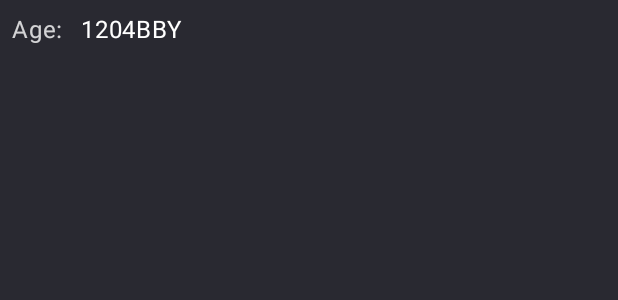
After one commit to steelahhh/Aero, an Android app: the layout item_characteristic.xml on its own in the app's theme, with its tools: preview values and no code run, on a phone screen of 412 x 824 dp. The commit adds this screen. Shown: the top 300 px of the screen. Run offline under Robolectric (Android 15) with nearby library versions, the phone set to English and light mode, and no system bars.

Commit message:
Building blocks for character detail screen

```diff
--- a/app/build.gradle.kts
+++ b/app/build.gradle.kts
@@ -90,13 +90,16 @@ dependencies {
     testImplementation(Dependencies.Room.test)
 
     testImplementation(Dependencies.Koin.test)
+    testImplementation(Dependencies.Mobius.test)
 
     androidTestImplementation(Dependencies.testRunner)
 
+    testImplementation(Dependencies.Mockk.core)
     testImplementation(Dependencies.JUnit.api)
     testRuntimeOnly(Dependencies.JUnit.engine)
 
     androidTestImplementation(Dependencies.JUnit.api)
+    androidTestImplementation(Dependencies.Mockk.android)
     androidTestImplementation(Dependencies.JUnit.Android.core)
     androidTestRuntimeOnly(Dependencies.JUnit.Android.runner)
     androidTestRuntimeOnly(Dependencies.JUnit.engine)
--- /dev/null
+++ b/app/src/main/res/layout/item_characteristic.xml
@@ -0,0 +1,36 @@
+<?xml version="1.0" encoding="utf-8"?>
+<androidx.constraintlayout.widget.ConstraintLayout xmlns:android="http://schemas.android.com/apk/res/android"
+    xmlns:app="http://schemas.android.com/apk/res-auto"
+    xmlns:tools="http://schemas.android.com/tools"
+    android:id="@+id/id_char"
+    android:layout_width="match_parent"
+    android:layout_height="wrap_content">
+
+    <TextView
+        android:id="@+id/keyTv"
+        style="@style/AppText"
+        android:layout_width="wrap_content"
+        android:layout_height="wrap_content"
+        android:padding="@dimen/margin_normal"
+        android:textColor="@color/white_transparent"
+        app:layout_constraintBottom_toBottomOf="parent"
+        app:layout_constraintLeft_toLeftOf="parent"
+        app:layout_constraintRight_toLeftOf="@id/keyTv"
+        app:layout_constraintTop_toTopOf="parent"
+        tools:text="Age: " />
+
+    <TextView
+        android:id="@+id/valueTv"
+        style="@style/AppText"
+        android:layout_width="0dp"
+        android:layout_height="wrap_content"
+        android:paddingTop="@dimen/margin_normal"
+        android:paddingEnd="@dimen/margin_normal"
+        android:paddingRight="@dimen/margin_normal"
+        android:paddingBottom="@dimen/margin_normal"
+        app:layout_constraintBaseline_toBaselineOf="@id/keyTv"
+        app:layout_constraintLeft_toRightOf="@id/keyTv"
+        app:layout_constraintRight_toRightOf="parent"
+        tools:text="1204BBY" />
+
+</androidx.constraintlayout.widget.ConstraintLayout>
--- a/app/src/main/res/values/colors.xml
+++ b/app/src/main/res/values/colors.xml
@@ -1,9 +1,12 @@
 <?xml version="1.0" encoding="utf-8"?>
 <resources>
-    <color name="colorPrimary">#6A4BA0</color>
+    <color name="colorPrimary">#FFCF44</color>
     <color name="colorAccent">#FFCF44</color>
     <color name="transparent">#00FFFFFF</color>
 
+    <color name="white_transparent">#CBFFFFFF</color>
+
     <color name="white">#fff</color>
     <color name="gray">#292931</color>
+    <color name="darkerGray">#202025</color>
 </resources>
--- a/app/src/main/res/values/dimens.xml
+++ b/app/src/main/res/values/dimens.xml
@@ -4,4 +4,5 @@
     <dimen name="edit_text_size">64dp</dimen>
     <dimen name="margin_large">16dp</dimen>
     <dimen name="margin_extra_large">32dp</dimen>
+    <dimen name="progress_size">64dp</dimen>
 </resources>
--- a/app/src/main/res/values/styles.xml
+++ b/app/src/main/res/values/styles.xml
@@ -9,7 +9,8 @@
         <item name="android:textColorPrimary">@color/white</item>
         <item name="colorOnBackground">#FFF</item>
         <item name="android:colorBackground">@color/gray</item>
-        <item name="android:statusBarColor">?colorSurface</item>
+        <item name="android:statusBarColor">@color/gray</item>
+        <item name="colorOnSurface">@color/darkerGray</item>
     </style>
 
     <style name="AppText">
```
Also changed, not shown: app/src/main/java/io/github/steelahhh/core/ui/CharacteristicItem.kt (added, +39 -0 lines), app/src/main/java/io/github/steelahhh/core/ui/HeaderItem.kt (added, +24 -0 lines), app/src/main/res/layout/item_header.xml (added, +22 -0 lines), app/src/main/res/values/strings.xml (+18 -0 lines).
